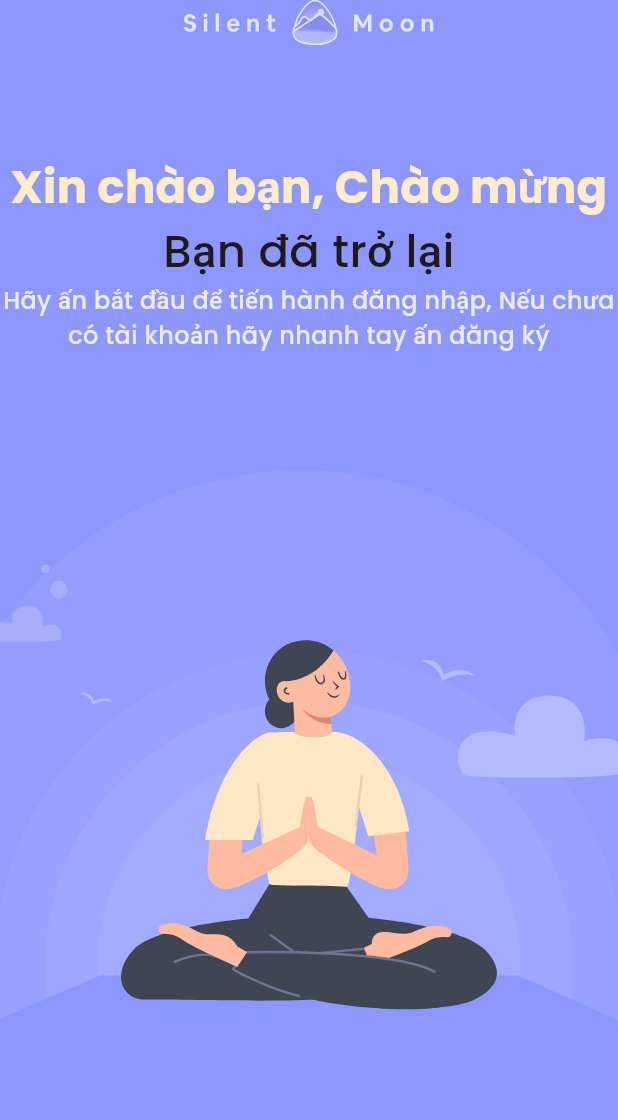
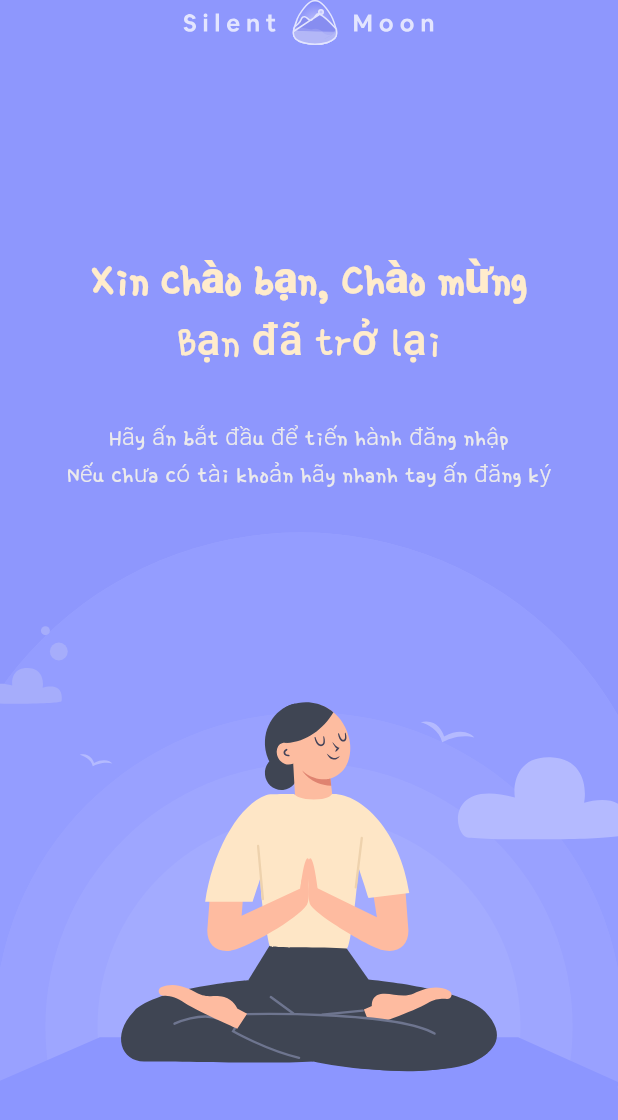
Before and after one commit to nhatminh3004/flutter-app-chat, a Flutter app: the screen it shows after launch, swiped to page 4, on a phone screen of 412 x 824 dp. Shown: the top 1120 px of the screen. Run offline on Flutter 3.47's test engine with Material 3 defaults, Android fonts, the phone set to English and light mode, and no system bars; our stand-ins replace device_preview, flutter_svg, google_fonts; project files that could hold a hidden picture were left out.

Commit message:
update reponsive UI 3/2/2024

```diff
--- a/lib/ui/welcomescreen/welcome_screen_page.dart
+++ b/lib/ui/welcomescreen/welcome_screen_page.dart
@@ -1,5 +1,6 @@
 import 'package:flutter/material.dart';
 import 'package:flutter_svg/flutter_svg.dart';
+import 'package:google_fonts/google_fonts.dart';
 
 class WelcomeScreenPage extends StatelessWidget {
   final VoidCallback backPressed;
@@ -145,17 +146,20 @@ class WelcomeBackgoundWidget extends StatelessWidget {
   @override
   Widget build(BuildContext context) {
     return Container(
+      // color: Colors.yellow,
       child: Align(
           alignment: Alignment.bottomCenter,
+          child: Container(
             child: FractionallySizedBox(
-              heightFactor: 0.5,
+                heightFactor: 0.4,
                 widthFactor: 1,
                 child: Container(
                   // color: Colors.red,
                   child: FittedBox(
                       fit: BoxFit.cover,
                       child: SvgPicture.asset('assets/images/bg_welcome.svg')),
-              ))),
+                )),
+          )),
     );
   }
 }
@@ -171,52 +175,76 @@ class WelcomeContentWidget extends StatelessWidget {
       // color: Colors.yellow,
       child: FractionallySizedBox(
         widthFactor: 1,
-        heightFactor: 0.5,
+        heightFactor: 0.4,
         child: Container(
           // color: Colors.red,
           child: Column(
             children: [
               // _buildBackButton(),
-              Expanded(
-                  flex: 1,
+              Flexible(
+                flex: 2,
+                fit: FlexFit.tight,
                 child: SvgPicture.asset(
                   'assets/images/ic_logo.svg',
                   alignment: Alignment.topCenter,
-                  )),
-              Expanded(
-                  flex: 3,
-                  child: Column(
-                    children: [
-                      Text(
-                        textAlign: TextAlign.center,
-                        'Xin chào bạn, Chào mừng',
-                        style: TextStyle(
-                          fontFamily: 'Poppins-Bold',
-                          fontSize: 30,
-                          fontWeight: FontWeight.w700,
-                          color: Color(0xFFFFECCC),
                 ),
               ),
-                      Text(
+              Flexible(
+                flex: 1,
+                fit: FlexFit.tight,
+                child: Container(
+                  // color: Colors.red,
+                  child: FittedBox(
+                    child: RichText(
                       textAlign: TextAlign.center,
-                        'Bạn đã trở lại',
+                      text: const TextSpan(
+                          text: 'Xin chào bạn, Chào mừng \n',
                           style: TextStyle(
-                            fontFamily: 'Poppins-Bold',
+                            fontFamily: 'Minh',
+                            fontSize: 30,
+                            fontWeight: FontWeight.w900,
+                            color: Color(0xFFFFECCC),
+                            height: 1.3,
+                          ),
+                          children: [
+                            TextSpan(
+                              text: 'Bạn đã trở lại',
+                              style: TextStyle(
+                                  fontFamily: 'Minh',
                                   fontSize: 30,
                                   fontWeight: FontWeight.w500),
                             ),
-                      Text(
+                          ]),
+                    ),
+                  ),
+                ),
+              ),
+              Flexible(
+                flex: 1,
+                fit: FlexFit.tight,
+                child: Container(
+                  // color: Colors.red,
+                  child: FractionallySizedBox(
+                    widthFactor: 0.8,
+                    child: Align(
+                      alignment: Alignment.bottomCenter,
+                      child: FittedBox(
+                        child: Text(
                           textAlign: TextAlign.center,
-                        'Hãy ấn bắt đầu để tiến hành đăng nhập, Nếu chưa có tài khoản '
+                          'Hãy ấn bắt đầu để tiến hành đăng nhập\nNếu chưa có tài khoản '
                           'hãy nhanh tay ấn đăng ký',
                           style: TextStyle(
-                            fontFamily: 'Poppins-Bold',
+                              height: 1.5,
+                              fontFamily: 'Minh',
                               fontSize: 16,
-                            fontWeight: FontWeight.w500,
+                              fontWeight: FontWeight.w300,
                               color: Color(0xFFEBEAEC)),
                         ),
-                    ],
-                  ))
+                      ),
+                    ),
+                  ),
+                ),
+              ),
             ],
           ),
         ),
```
Also changed, not shown: pubspec.yaml (+7 -13 lines), assets/fonts/Poppins-Black.ttf (deleted), assets/fonts/Poppins-Bold.ttf (deleted), assets/fonts/Poppins-ExtraBold.ttf (deleted), assets/fonts/Poppins-Medium.ttf (deleted), assets/fonts/Poppins-Regular.ttf (deleted), assets/fonts/Poppins-Thin.ttf (deleted), assets/fonts/SingleDay-Regular.ttf (added), pubspec.lock, 1 other file. Lines whose indentation alone changed are shown as unchanged.
